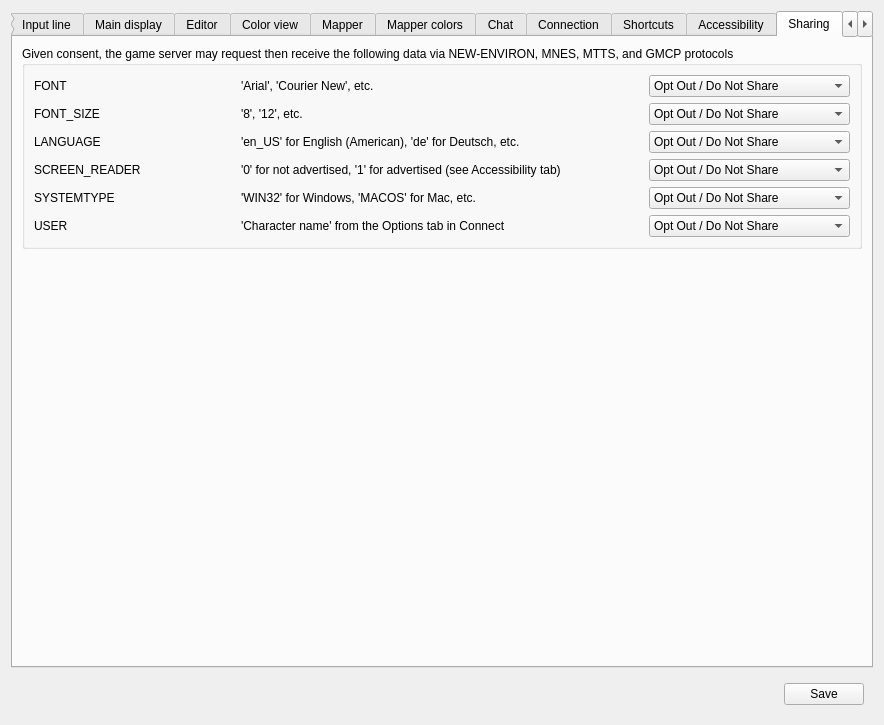
Mudlet/Mudlet, file src/ui/profile_preferences.ui: the form before one commit.
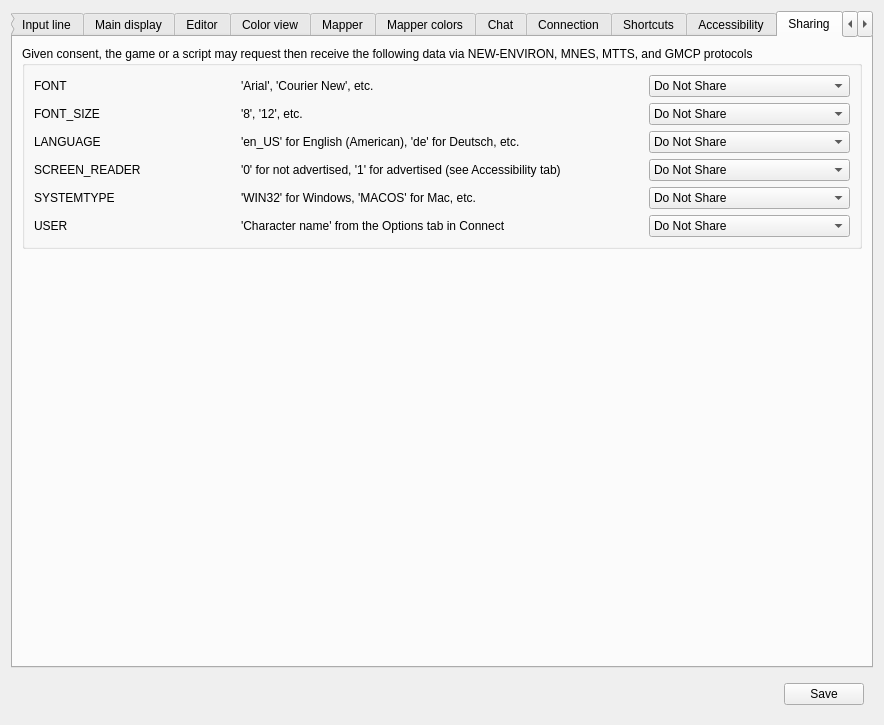
The form after the commit. The open tabs and pages were chosen to show the change. Icons and pictures are not drawn. Custom widgets are drawn as their Qt base class.

Commit message: Opt -> Share

Diff of the .ui file:
```diff
--- a/src/ui/profile_preferences.ui
+++ b/src/ui/profile_preferences.ui
@@ -3771,7 +3771,7 @@
        <item>
         <widget class="QGroupBox" name="groupBox_sharing">
          <property name="title">
-          <string>Given consent, the game server may request then receive the following data via NEW-ENVIRON, MNES, MTTS, and GMCP protocols</string>
+          <string>Given consent, the game or a script may request then receive the following data via NEW-ENVIRON, MNES, MTTS, and GMCP protocols</string>
          </property>
          <layout class="QGridLayout" name="gridLayout_groupBox_sharing">
           <item row="0" column="0">
@@ -3798,7 +3798,7 @@
            <widget class="QComboBox" name="comboBox_shareFont">
             <item>
              <property name="text">
-              <string>Opt Out / Do Not Share</string>
+              <string>Do Not Share</string>
              </property>
             </item>
             <item>
@@ -3837,7 +3837,7 @@
            <widget class="QComboBox" name="comboBox_shareFontSize">
             <item>
              <property name="text">
-              <string>Opt Out / Do Not Share</string>
+              <string>Do Not Share</string>
              </property>
             </item>
             <item>
@@ -3876,7 +3876,7 @@
            <widget class="QComboBox" name="comboBox_shareLanguage">
             <item>
              <property name="text">
-              <string>Opt Out / Do Not Share</string>
+              <string>Do Not Share</string>
              </property>
             </item>
             <item>
@@ -3915,7 +3915,7 @@
            <widget class="QComboBox" name="comboBox_shareScreenReader">
             <item>
              <property name="text">
-              <string>Opt Out / Do Not Share</string>
+              <string>Do Not Share</string>
              </property>
             </item>
             <item>
@@ -3954,7 +3954,7 @@
            <widget class="QComboBox" name="comboBox_shareSystemType">
             <item>
              <property name="text">
-              <string>Opt Out / Do Not Share</string>
+              <string>Do Not Share</string>
              </property>
             </item>
             <item>
@@ -3993,7 +3993,7 @@
            <widget class="QComboBox" name="comboBox_shareUser">
             <item>
              <property name="text">
-              <string>Opt Out / Do Not Share</string>
+              <string>Do Not Share</string>
              </property>
             </item>
             <item>
```
Left out of the diff: 12 changed lines with no effect on the pictures. The commit also changes 6 other files.
